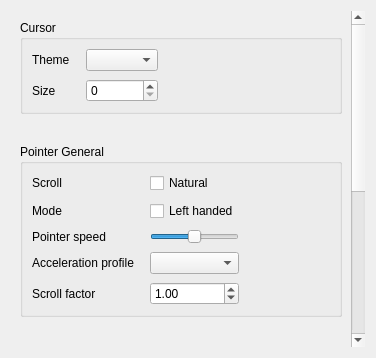
This is src/mouse.ui in labwc/labwc-tweaks as Qt 5 draws it before an edit. The edited form follows.
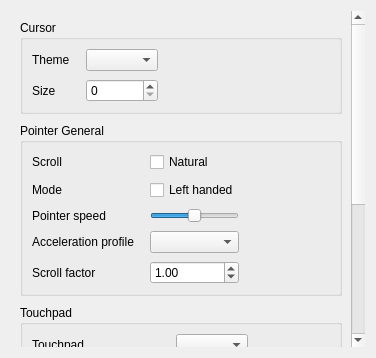
This is the edited form.

Patch:
```diff
--- a/src/mouse.ui
+++ b/src/mouse.ui
@@ -14,7 +14,7 @@
      <widget class="QWidget" name="scrollAreaWidgetContents">
       <layout class="QVBoxLayout" name="verticalLayout_2">
        <property name="spacing">
-        <number>30</number>
+        <number>9</number>
        </property>
        <!-- Group Box - Cursor -->
        <item>
```
